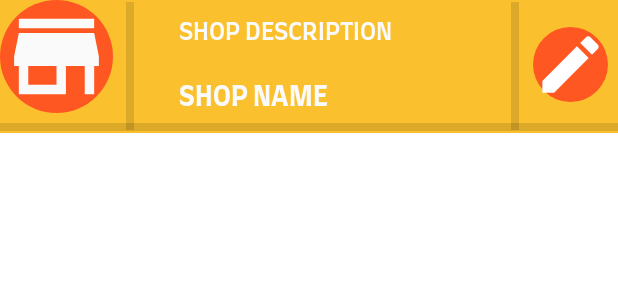
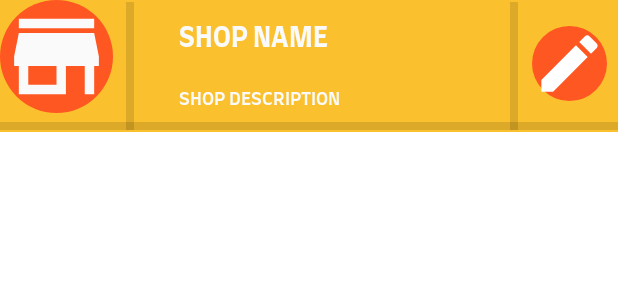
Before and after one commit to Ikarus999/MERNMarketplace2, an Android app: the layout shop_entry.xml on its own in the app's theme, with its tools: preview values and no code run, on a phone screen of 412 x 824 dp. Shown: the top 300 px of the screen. Run offline under Robolectric (Android 15) with nearby library versions, the phone set to English and light mode, and no system bars.

Commit message:
--> Some minor UI Tweaks

```diff
--- a/app/src/main/res/layout/shop_entry.xml
+++ b/app/src/main/res/layout/shop_entry.xml
@@ -31,21 +31,6 @@
         app:layout_constraintTop_toTopOf="parent">
 
         <TextView
-            android:id="@+id/textView7"
-            android:layout_width="wrap_content"
-            android:layout_height="wrap_content"
-            android:layout_marginStart="30dp"
-            android:layout_marginLeft="30dp"
-            android:layout_marginTop="10dp"
-            android:layout_marginEnd="30dp"
-            android:layout_marginRight="30dp"
-            android:layout_marginBottom="10dp"
-            android:fontFamily="@font/farro_medium"
-            android:text="SHOP DESCRIPTION"
-            android:textColor="@color/primaryTextColor"
-            android:textSize="16sp" />
-
-        <TextView
             android:id="@+id/textView6"
             android:layout_width="wrap_content"
             android:layout_height="wrap_content"
@@ -59,6 +44,22 @@
             android:text="SHOP NAME"
             android:textColor="@color/primaryTextColor"
             android:textSize="18sp" />
+
+        <TextView
+            android:id="@+id/textView7"
+            android:layout_width="wrap_content"
+            android:layout_height="wrap_content"
+            android:layout_marginStart="30dp"
+            android:layout_marginLeft="30dp"
+            android:layout_marginTop="10dp"
+            android:layout_marginEnd="30dp"
+            android:layout_marginRight="30dp"
+            android:layout_marginBottom="10dp"
+            android:fontFamily="@font/farro_medium"
+            android:text="SHOP DESCRIPTION"
+            android:textColor="@color/primaryTextColor"
+            android:textSize="12sp" />
+
     </LinearLayout>
 
     <ImageView
@@ -119,7 +120,8 @@
         android:background="?android:attr/listDivider"
         app:layout_constraintBottom_toBottomOf="parent"
         app:layout_constraintEnd_toEndOf="parent"
+        app:layout_constraintHorizontal_bias="0.0"
         app:layout_constraintStart_toStartOf="parent"
         app:layout_constraintTop_toTopOf="parent"
-        app:layout_constraintVertical_bias="0.0" />
+        app:layout_constraintVertical_bias="1.0" />
 </androidx.constraintlayout.widget.ConstraintLayout>
```
